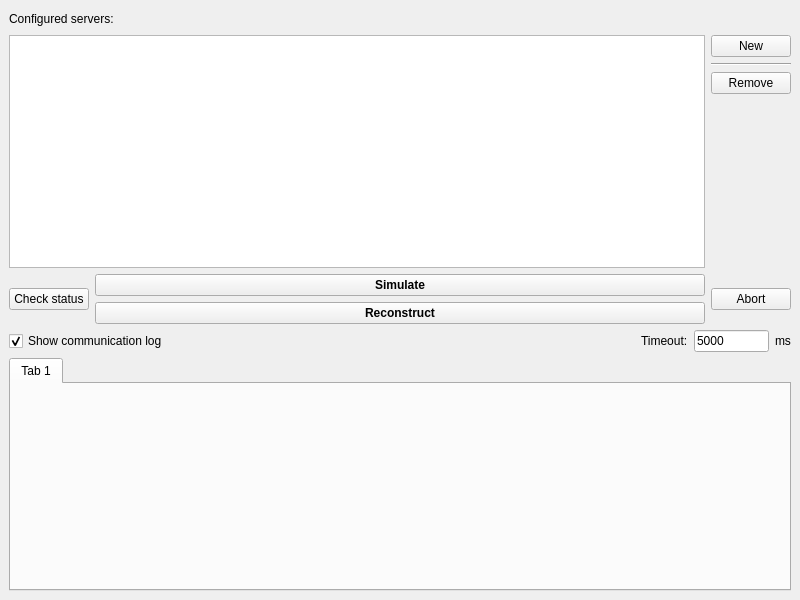
The window that src/gui/aremotewindow.ui (andrmor/ANTS2) describes before a commit, drawn with Qt 5.
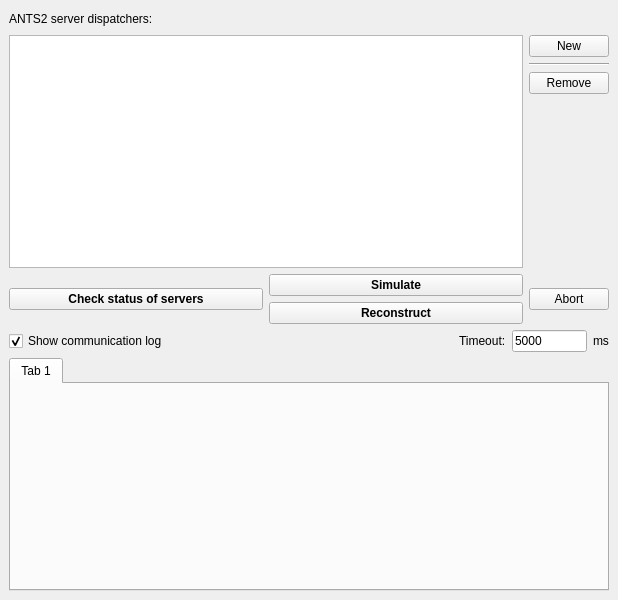
The same window after the commit.

Diff of the .ui file:
```diff
--- a/src/gui/aremotewindow.ui
+++ b/src/gui/aremotewindow.ui
@@ -6,7 +6,7 @@
    <rect>
     <x>0</x>
     <y>0</y>
-    <width>800</width>
+    <width>618</width>
     <height>600</height>
    </rect>
   </property>
@@ -20,7 +20,7 @@
       <item>
        <widget class="QLabel" name="label">
         <property name="text">
-         <string>Configured servers:</string>
+         <string>ANTS2 server dispatchers:</string>
         </property>
        </widget>
       </item>
@@ -88,8 +88,26 @@
      <layout class="QHBoxLayout" name="horizontalLayout_2">
       <item>
        <widget class="QPushButton" name="pbStatus">
+        <property name="sizePolicy">
+         <sizepolicy hsizetype="Expanding" vsizetype="Fixed">
+          <horstretch>0</horstretch>
+          <verstretch>0</verstretch>
+         </sizepolicy>
+        </property>
+        <property name="minimumSize">
+         <size>
+          <width>0</width>
+          <height>0</height>
+         </size>
+        </property>
+        <property name="font">
+         <font>
+          <weight>75</weight>
+          <bold>true</bold>
+         </font>
+        </property>
         <property name="text">
-         <string>Check status</string>
+         <string>Check status of servers</string>
         </property>
        </widget>
       </item>
@@ -103,6 +121,12 @@
             <verstretch>0</verstretch>
            </sizepolicy>
           </property>
+          <property name="minimumSize">
+           <size>
+            <width>200</width>
+            <height>0</height>
+           </size>
+          </property>
           <property name="font">
            <font>
             <weight>75</weight>
@@ -122,6 +146,12 @@
             <verstretch>0</verstretch>
            </sizepolicy>
           </property>
+          <property name="minimumSize">
+           <size>
+            <width>200</width>
+            <height>0</height>
+           </size>
+          </property>
           <property name="font">
            <font>
             <weight>75</weight>
```
Left out of the diff: 2 changed lines with no effect on the pictures.
